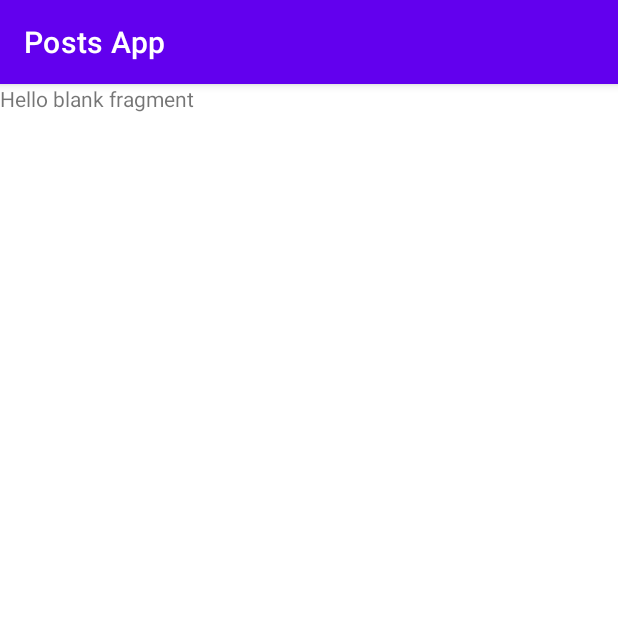
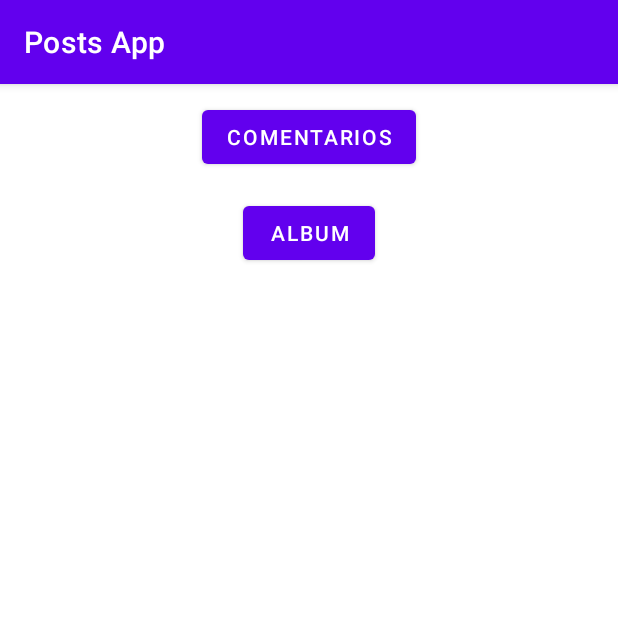
Before and after one commit to massana2110/posts-app, an Android app: the screen it shows after launch (MainActivity), on a phone screen of 412 x 824 dp, the top half of it. Run offline under Robolectric (Android 15) with nearby library versions, the phone set to English and light mode, and no system bars; our stand-ins replace data binding.

Commit message:
:sparkles: Add toolbar and fragment nav

```diff
--- a/app/src/main/java/com/example/postsapp/MainActivity.kt
+++ b/app/src/main/java/com/example/postsapp/MainActivity.kt
@@ -2,10 +2,17 @@ package com.example.postsapp
 
 import androidx.appcompat.app.AppCompatActivity
 import android.os.Bundle
+import androidx.databinding.DataBindingUtil
+import com.example.postsapp.databinding.ActivityMainBinding
 
 class MainActivity : AppCompatActivity() {
+
+    private lateinit var _binding: ActivityMainBinding
+
     override fun onCreate(savedInstanceState: Bundle?) {
         super.onCreate(savedInstanceState)
-        setContentView(R.layout.activity_main)
+        _binding = DataBindingUtil.setContentView(this, R.layout.activity_main)
+
+        setSupportActionBar(_binding.mainToolbar)
     }
 }
--- a/app/src/main/java/com/example/postsapp/views/posts/PostsFragment.kt
+++ b/app/src/main/java/com/example/postsapp/views/posts/PostsFragment.kt
@@ -5,16 +5,46 @@ import androidx.fragment.app.Fragment
 import android.view.LayoutInflater
 import android.view.View
 import android.view.ViewGroup
+import androidx.databinding.DataBindingUtil
+import androidx.navigation.fragment.findNavController
 import com.example.postsapp.R
+import com.example.postsapp.databinding.FragmentPostsBinding
 
 class PostsFragment : Fragment() {
+
+    private lateinit var _binding: FragmentPostsBinding
 
     override fun onCreateView(
         inflater: LayoutInflater, container: ViewGroup?,
         savedInstanceState: Bundle?
-    ): View? {
+    ): View {
         // Inflate the layout for this fragment
-        return inflater.inflate(R.layout.fragment_posts, container, false)
+        _binding = DataBindingUtil.inflate(
+            inflater,
+            R.layout.fragment_posts,
+            container,
+            false
+        )
+
+        setupButtonListeners()
+
+        return _binding.root
     }
 
+    private fun setupButtonListeners() {
+        _binding.commentsBtn.setOnClickListener {
+            findNavController().navigate(
+                PostsFragmentDirections.actionPostsFragmentToCommentsFragment()
+            )
+        }
+
+        _binding.albumBtn.setOnClickListener {
+            findNavController().navigate(
+                PostsFragmentDirections.actionPostsFragmentToAlbumFragment()
+            )
+        }
+    }
+
+
+
 }
--- a/app/src/main/res/layout/activity_main.xml
+++ b/app/src/main/res/layout/activity_main.xml
@@ -1,14 +1,27 @@
 <?xml version="1.0" encoding="utf-8"?>
-<merge xmlns:android="http://schemas.android.com/apk/res/android"
+<layout xmlns:android="http://schemas.android.com/apk/res/android"
     xmlns:app="http://schemas.android.com/apk/res-auto"
     xmlns:tools="http://schemas.android.com/tools">
 
-    <androidx.fragment.app.FragmentContainerView
-        android:id="@+id/nav_host_fragment"
-        android:name="androidx.navigation.fragment.NavHostFragment"
+    <FrameLayout
         android:layout_width="match_parent"
-        android:layout_height="match_parent"
-        app:defaultNavHost="true"
-        app:navGraph="@navigation/nav_graph"/>
+        android:layout_height="match_parent">
 
-</merge>
+        <androidx.appcompat.widget.Toolbar
+            android:id="@+id/mainToolbar"
+            android:layout_width="match_parent"
+            android:layout_height="?attr/actionBarSize"
+            android:background="?attr/colorPrimary"
+            android:elevation="4dp"
+            android:theme="@style/ThemeOverlay.AppCompat.Dark.ActionBar" />
+
+        <androidx.fragment.app.FragmentContainerView
+            android:id="@+id/nav_host_fragment"
+            android:name="androidx.navigation.fragment.NavHostFragment"
+            android:layout_width="match_parent"
+            android:layout_height="match_parent"
+            app:defaultNavHost="true"
+            app:navGraph="@navigation/nav_graph" />
+
+    </FrameLayout>
+</layout>
--- a/app/src/main/res/layout/fragment_album.xml
+++ b/app/src/main/res/layout/fragment_album.xml
@@ -5,10 +5,10 @@
     android:layout_height="match_parent"
     tools:context=".views.album.AlbumFragment">
 
-    <!-- TODO: Update blank fragment layout -->
     <TextView
         android:layout_width="match_parent"
         android:layout_height="match_parent"
-        android:text="@string/hello_blank_fragment" />
+        android:gravity="center"
+        android:text="Album Fragment" />
 
 </FrameLayout>
--- a/app/src/main/res/layout/fragment_comments.xml
+++ b/app/src/main/res/layout/fragment_comments.xml
@@ -5,10 +5,10 @@
     android:layout_height="match_parent"
     tools:context=".views.comments.CommentsFragment">
 
-    <!-- TODO: Update blank fragment layout -->
     <TextView
         android:layout_width="match_parent"
         android:layout_height="match_parent"
-        android:text="@string/hello_blank_fragment" />
+        android:gravity="center"
+        android:text="Comments Fragment" />
 
 </FrameLayout>
--- a/app/src/main/res/layout/fragment_posts.xml
+++ b/app/src/main/res/layout/fragment_posts.xml
@@ -1,14 +1,43 @@
 <?xml version="1.0" encoding="utf-8"?>
-<FrameLayout xmlns:android="http://schemas.android.com/apk/res/android"
+<layout xmlns:android="http://schemas.android.com/apk/res/android"
+    xmlns:app="http://schemas.android.com/apk/res-auto"
     xmlns:tools="http://schemas.android.com/tools"
-    android:layout_width="match_parent"
-    android:layout_height="match_parent"
     tools:context=".views.posts.PostsFragment">
 
-    <!-- TODO: Update blank fragment layout -->
-    <TextView
+    <androidx.constraintlayout.widget.ConstraintLayout
         android:layout_width="match_parent"
-        android:layout_height="match_parent"
-        android:text="@string/hello_blank_fragment" />
+        android:layout_height="match_parent">
 
-</FrameLayout>
+        <TextView
+            android:id="@+id/textView"
+            android:layout_width="wrap_content"
+            android:layout_height="wrap_content"
+            android:layout_marginTop="32dp"
+            android:text="Post Fragment"
+            app:layout_constraintEnd_toEndOf="parent"
+            app:layout_constraintStart_toStartOf="parent"
+            app:layout_constraintTop_toTopOf="parent" />
+
+        <Button
+            android:id="@+id/commentsBtn"
+            android:layout_width="wrap_content"
+            android:layout_height="wrap_content"
+            android:layout_marginTop="16dp"
+            android:text="Comentarios"
+            app:layout_constraintEnd_toEndOf="parent"
+            app:layout_constraintStart_toStartOf="parent"
+            app:layout_constraintTop_toBottomOf="@+id/textView" />
+
+        <Button
+            android:id="@+id/albumBtn"
+            android:layout_width="wrap_content"
+            android:layout_height="wrap_content"
+            android:layout_marginTop="16dp"
+            android:text="Album"
+            app:layout_constraintEnd_toEndOf="parent"
+            app:layout_constraintStart_toStartOf="parent"
+            app:layout_constraintTop_toBottomOf="@+id/commentsBtn" />
+
+    </androidx.constraintlayout.widget.ConstraintLayout>
+
+</layout>
--- a/app/src/main/res/navigation/nav_graph.xml
+++ b/app/src/main/res/navigation/nav_graph.xml
@@ -9,5 +9,22 @@
         android:id="@+id/postsFragment"
         android:name="com.example.postsapp.views.posts.PostsFragment"
         android:label="fragment_posts"
-        tools:layout="@layout/fragment_posts" />
+        tools:layout="@layout/fragment_posts" >
+        <action
+            android:id="@+id/action_postsFragment_to_albumFragment"
+            app:destination="@id/albumFragment" />
+        <action
+            android:id="@+id/action_postsFragment_to_commentsFragment"
+            app:destination="@id/commentsFragment" />
+    </fragment>
+    <fragment
+        android:id="@+id/albumFragment"
+        android:name="com.example.postsapp.views.album.AlbumFragment"
+        android:label="fragment_album"
+        tools:layout="@layout/fragment_album" />
+    <fragment
+        android:id="@+id/commentsFragment"
+        android:name="com.example.postsapp.views.comments.CommentsFragment"
+        android:label="fragment_comments"
+        tools:layout="@layout/fragment_comments" />
 </navigation>
--- a/app/src/main/res/values-night/themes.xml
+++ b/app/src/main/res/values-night/themes.xml
@@ -1,6 +1,6 @@
 <resources xmlns:tools="http://schemas.android.com/tools">
     <!-- Base application theme. -->
-    <style name="Theme.PostsApp" parent="Theme.MaterialComponents.DayNight.DarkActionBar">
+    <style name="Theme.PostsApp" parent="Theme.MaterialComponents.DayNight.NoActionBar">
         <!-- Primary brand color. -->
         <item name="colorPrimary">@color/purple_200</item>
         <item name="colorPrimaryVariant">@color/purple_700</item>
--- a/app/src/main/res/values/themes.xml
+++ b/app/src/main/res/values/themes.xml
@@ -1,6 +1,6 @@
 <resources xmlns:tools="http://schemas.android.com/tools">
     <!-- Base application theme. -->
-    <style name="Theme.PostsApp" parent="Theme.MaterialComponents.DayNight.DarkActionBar">
+    <style name="Theme.PostsApp" parent="Theme.MaterialComponents.DayNight.NoActionBar">
         <!-- Primary brand color. -->
         <item name="colorPrimary">@color/purple_500</item>
         <item name="colorPrimaryVariant">@color/purple_700</item>
```
